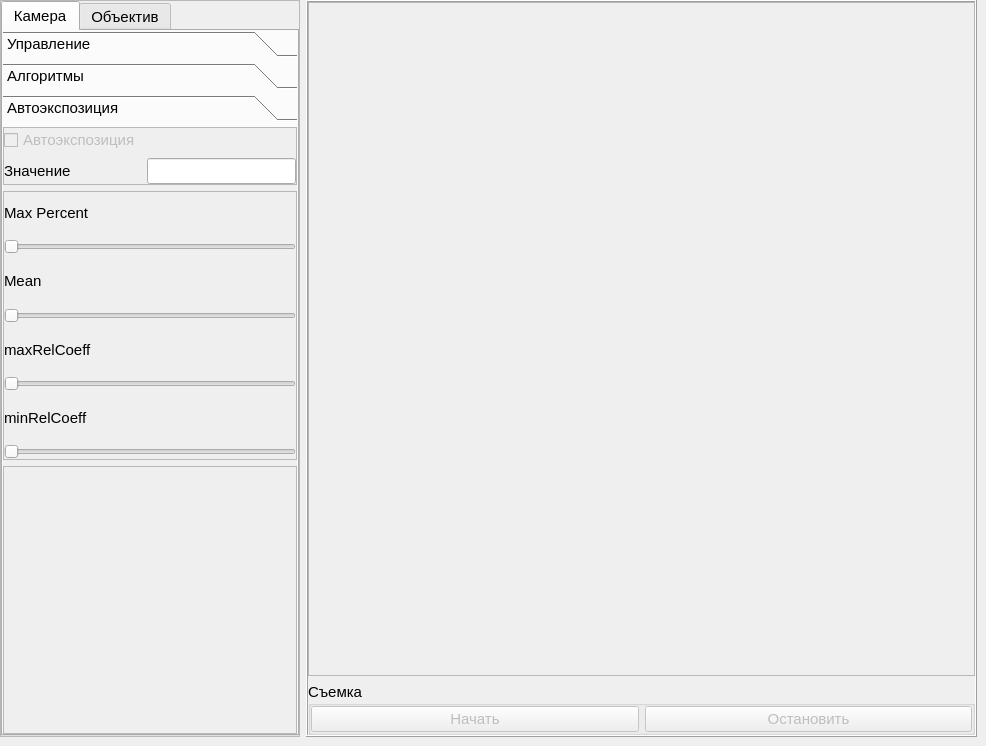
Old version of the form project/mainwindow.ui in the repository H4KC3R/AlgoDemon.
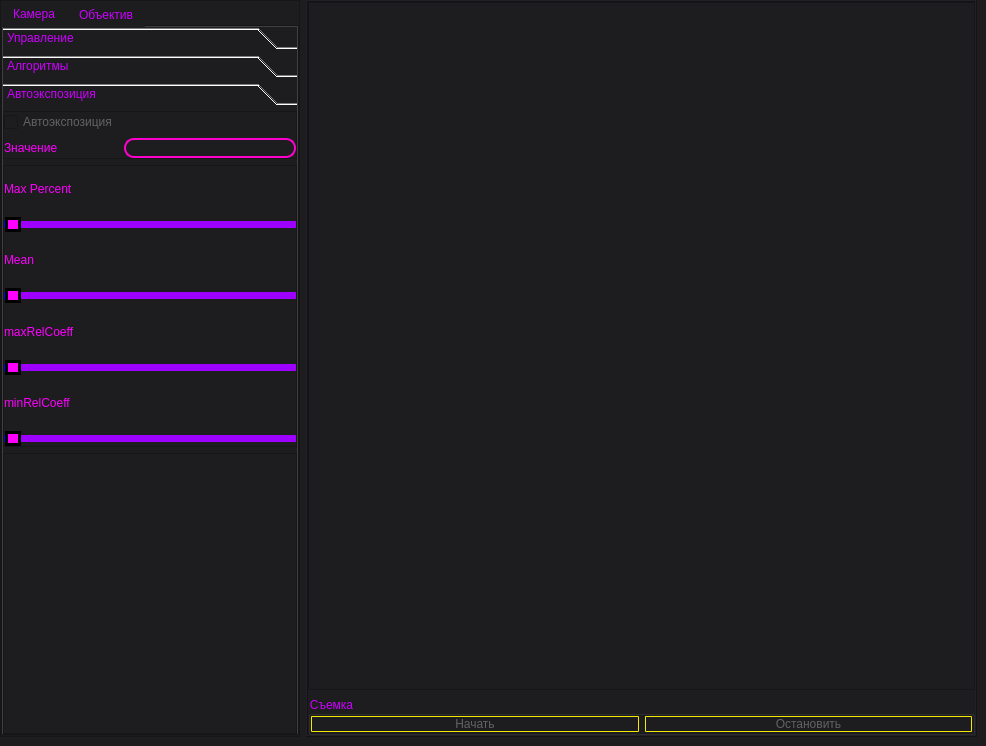
New version of the form. The open tabs and pages were chosen to show the change. Icons and pictures are not drawn.

Commit message: style sheet

```diff
--- a/project/mainwindow.ui
+++ b/project/mainwindow.ui
@@ -2,6 +2,9 @@
 <ui version="4.0">
  <class>MainWindow</class>
  <widget class="QMainWindow" name="MainWindow">
+  <property name="enabled">
+   <bool>true</bool>
+  </property>
   <property name="geometry">
    <rect>
     <x>0</x>
@@ -15,14 +18,107 @@
   </property>
   <property name="windowIcon">
    <iconset resource="resources.qrc">
-    <normaloff>:/resources/icons8-demon-64.png</normaloff>:/resources/icons8-demon-64.png</iconset>
+    <normaloff>:/resources/icons8-teasing-tongue-face-demon-emoticon-with-horns-96.png</normaloff>:/resources/icons8-teasing-tongue-face-demon-emoticon-with-horns-96.png</iconset>
+  </property>
+  <property name="windowOpacity">
+   <double>1.000000000000000</double>
+  </property>
+  <property name="styleSheet">
+   <string notr="true"/>
   </property>
   <widget class="QWidget" name="centralwidget">
+   <property name="enabled">
+    <bool>true</bool>
+   </property>
    <property name="font">
     <font>
-     <pointsize>11</pointsize>
+     <family>MS Shell Dlg 2</family>
+     <pointsize>10</pointsize>
+     <italic>false</italic>
+     <bold>false</bold>
     </font>
    </property>
+   <property name="styleSheet">
+    <string notr="true">* {
+	background-color: #1d1c1f;
+}
+
+*:disabled{
+    color: rgb(98, 98, 98);
+}
+
+QLineEdit {
+	border-radius: 10px;
+	border: 2px solid #FF00CC;
+}
+
+QWidget {
+	color: #CC00FF;
+}
+
+QLabel {
+	color: #FF00FF;
+}
+
+QComboBox {
+	border: 1px solid #F2EA02;
+}
+
+QDoubleSpinBox {
+	border: 1px solid #F2EA02;
+}
+
+QSpinBox {
+	border: 1px solid #F2EA02;
+}
+
+QPushButton {
+	border-radius: 1px;
+	border: 1px solid #F2EA02;
+}
+
+QPushButton:hover {
+background-color: #666;
+}
+
+QPushButton:pressed {
+background-color: #888;
+}
+
+QSlider::groove:horizontal {
+border: 1px solid #9D00FF;
+height: 5px;
+border-radius: 3px;
+}
+
+QSlider::handle:horizontal{
+background: #FF00FF;
+    border: 3px solid black;
+	width: 10px;
+	height: 5px;
+    margin: -5px 0;
+}
+
+QSlider::add-page:qlineargradient {
+background: #9D00FF;
+border-top-right-radius: 9px;
+border-bottom-right-radius: 9px;
+border-top-left-radius: 0px;
+border-bottom-left-radius: 0px;
+}
+
+QSlider::sub-page:qlineargradient {
+background: blue;
+border-top-right-radius: 0px;
+border-bottom-right-radius: 0px;
+border-top-left-radius: 9px;
+border-bottom-left-radius: 9px;
+}
+
+QTabBar::tab  {
+    background: #1d1c1f;
+}</string>
+   </property>
    <layout class="QHBoxLayout" name="horizontalLayout">
     <property name="leftMargin">
      <number>0</number>
@@ -84,6 +180,9 @@
           <number>0</number>
          </property>
          <widget class="QWidget" name="cameraTab">
+          <property name="autoFillBackground">
+           <bool>false</bool>
+          </property>
           <attribute name="title">
            <string>Камера</string>
           </attribute>
@@ -105,6 +204,9 @@
              <property name="enabled">
               <bool>true</bool>
              </property>
+             <property name="autoFillBackground">
+              <bool>false</bool>
+             </property>
              <property name="currentIndex">
               <number>0</number>
              </property>
@@ -1108,8 +1210,8 @@
                <rect>
                 <x>0</x>
                 <y>0</y>
-                <width>299</width>
-                <height>578</height>
+                <width>325</width>
+                <height>568</height>
                </rect>
               </property>
               <attribute name="label">
@@ -1180,6 +1282,9 @@
                   </item>
                   <item row="1" column="1">
                    <widget class="QLineEdit" name="autoExposureValLineEdit">
+                    <property name="text">
+                     <string/>
+                    </property>
                     <property name="readOnly">
                      <bool>true</bool>
                     </property>
@@ -1228,8 +1333,8 @@
                     </property>
                    </widget>
                   </item>
-                  <item row="8" column="0">
-                   <widget class="QSlider" name="minRelCoeffHSlider">
+                  <item row="2" column="0">
+                   <widget class="QSlider" name="maxPercentHSlider">
                     <property name="enabled">
                      <bool>false</bool>
                     </property>
@@ -1245,7 +1350,7 @@
                     </property>
                    </widget>
                   </item>
-                  <item row="7" column="0">
+                  <item row="8" column="0">
                    <widget class="QLabel" name="minRelCoeffLabel">
                     <property name="text">
                      <string>minRelCoeff</string>
@@ -1259,26 +1364,6 @@
                     </property>
                    </widget>
                   </item>
-                  <item row="6" column="0">
-                   <widget class="QSlider" name="maxRelCoeffHSlider">
-                    <property name="enabled">
-                     <bool>false</bool>
-                    </property>
-                    <property name="orientation">
-                     <enum>Qt::Horizontal</enum>
-                    </property>
-                   </widget>
-                  </item>
-                  <item row="2" column="0">
-                   <widget class="QSlider" name="maxPercentHSlider">
-                    <property name="enabled">
-                     <bool>false</bool>
-                    </property>
-                    <property name="orientation">
-                     <enum>Qt::Horizontal</enum>
-                    </property>
-                   </widget>
-                  </item>
                   <item row="4" column="0">
                    <widget class="QSlider" name="meanHSlider">
                     <property name="enabled">
@@ -1289,6 +1374,26 @@
                     </property>
                    </widget>
                   </item>
+                  <item row="9" column="0">
+                   <widget class="QSlider" name="minRelCoeffHSlider">
+                    <property name="enabled">
+                     <bool>false</bool>
+                    </property>
+                    <property name="orientation">
+                     <enum>Qt::Horizontal</enum>
+                    </property>
+                   </widget>
+                  </item>
+                  <item row="7" column="0">
+                   <widget class="QSlider" name="maxRelCoeffHSlider">
+                    <property name="enabled">
+                     <bool>false</bool>
+                    </property>
+                    <property name="orientation">
+                     <enum>Qt::Horizontal</enum>
+                    </property>
+                   </widget>
+                  </item>
                  </layout>
                 </widget>
                </item>
@@ -1619,6 +1724,9 @@
        </property>
        <item>
         <widget class="QFrame" name="cameraDisplayFrame">
+         <property name="styleSheet">
+          <string notr="true"/>
+         </property>
          <property name="frameShape">
           <enum>QFrame::StyledPanel</enum>
          </property>
```
Left out of the diff: 10 changed lines with no effect on the pictures. The commit also changes 3 other files.
